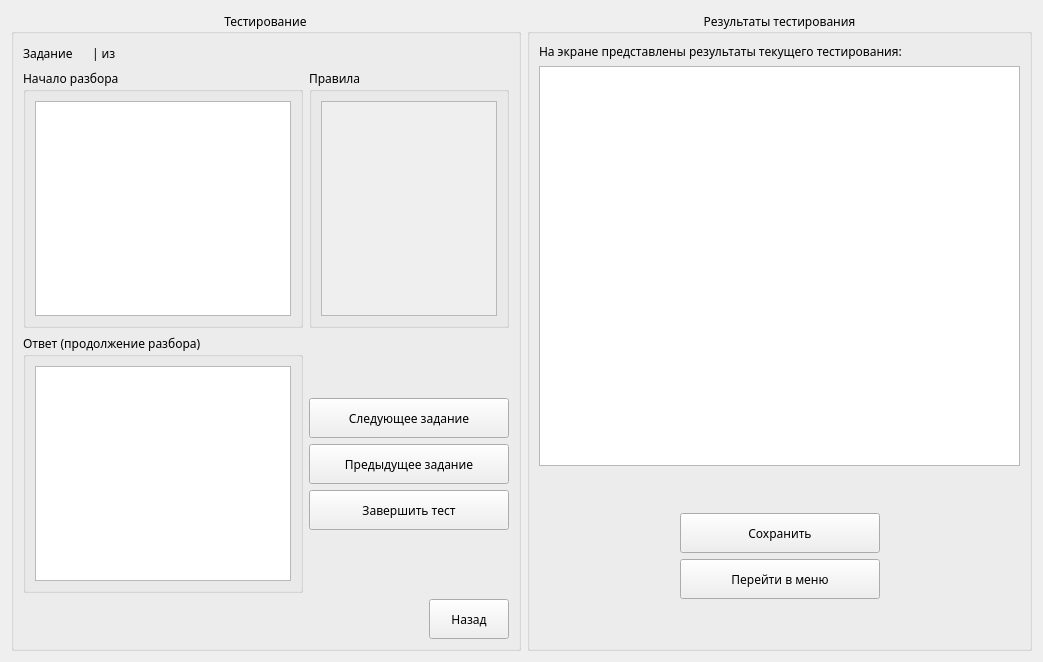
The window that ParsingAssistant/TestWindow.ui (Owlfeather/ParsingAssistant) describes before a commit, drawn with Qt 5.
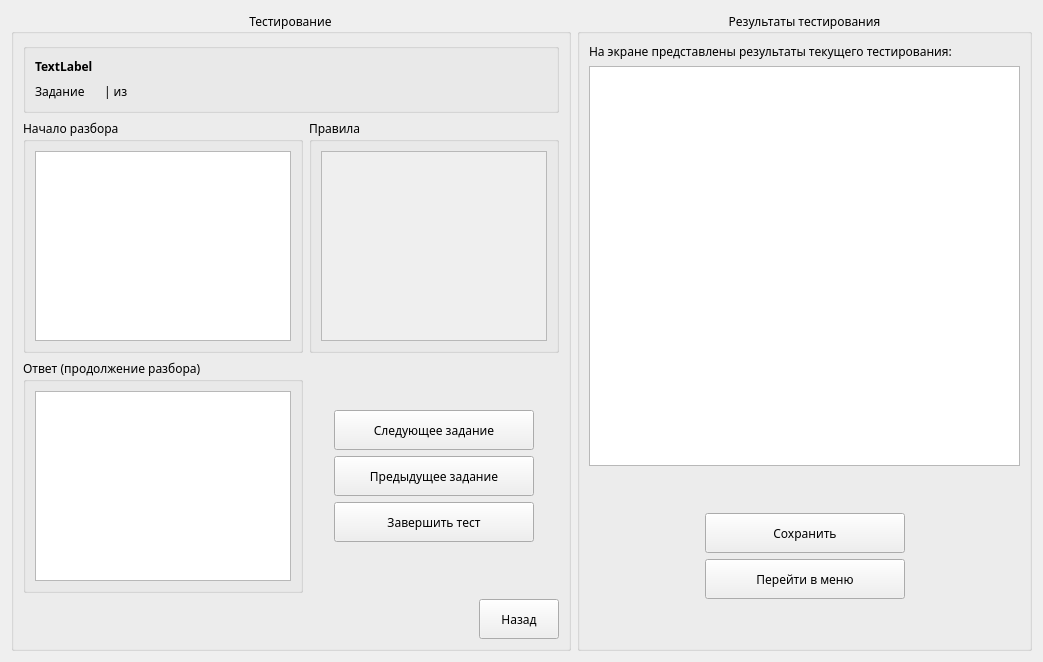
The same window after the commit.

Patch:
```diff
--- a/ParsingAssistant/TestWindow.ui
+++ b/ParsingAssistant/TestWindow.ui
@@ -32,6 +32,33 @@
       <item>
        <layout class="QVBoxLayout" name="verticalLayout_5">
         <item>
+         <widget class="QGroupBox" name="groupBox_4">
+          <property name="minimumSize">
+           <size>
+            <width>0</width>
+            <height>0</height>
+           </size>
+          </property>
+          <property name="title">
+           <string/>
+          </property>
+          <layout class="QVBoxLayout" name="verticalLayout_11">
+           <item>
+            <layout class="QVBoxLayout" name="verticalLayout_10">
+             <item>
+              <widget class="QLabel" name="label_method">
+               <property name="font">
+                <font>
+                 <weight>75</weight>
+                 <bold>true</bold>
+                </font>
+               </property>
+               <property name="text">
+                <string>TextLabel</string>
+               </property>
+              </widget>
+             </item>
+             <item>
          <layout class="QHBoxLayout" name="horizontalLayout">
           <item>
            <widget class="QLabel" name="label">
@@ -52,6 +79,8 @@
              <font>
               <family>Century Gothic</family>
               <pointsize>9</pointsize>
+                   <weight>75</weight>
+                   <bold>true</bold>
              </font>
             </property>
             <property name="text">
@@ -78,6 +107,8 @@
              <font>
               <family>Century Gothic</family>
               <pointsize>9</pointsize>
+                   <weight>75</weight>
+                   <bold>true</bold>
              </font>
             </property>
             <property name="text">
@@ -100,6 +131,11 @@
           </item>
          </layout>
         </item>
+            </layout>
+           </item>
+          </layout>
+         </widget>
+        </item>
         <item>
          <layout class="QHBoxLayout" name="horizontalLayout_2">
           <item>
@@ -142,8 +178,8 @@
                  <rect>
                   <x>0</x>
                   <y>0</y>
-                  <width>176</width>
-                  <height>207</height>
+                  <width>182</width>
+                  <height>181</height>
                  </rect>
                 </property>
                </widget>
@@ -176,6 +212,12 @@
           </item>
           <item>
            <layout class="QVBoxLayout" name="verticalLayout_4">
+            <property name="leftMargin">
+             <number>25</number>
+            </property>
+            <property name="rightMargin">
+             <number>25</number>
+            </property>
             <item>
              <spacer name="verticalSpacer">
               <property name="orientation">
```
Lines whose indentation alone changed are shown as unchanged.
